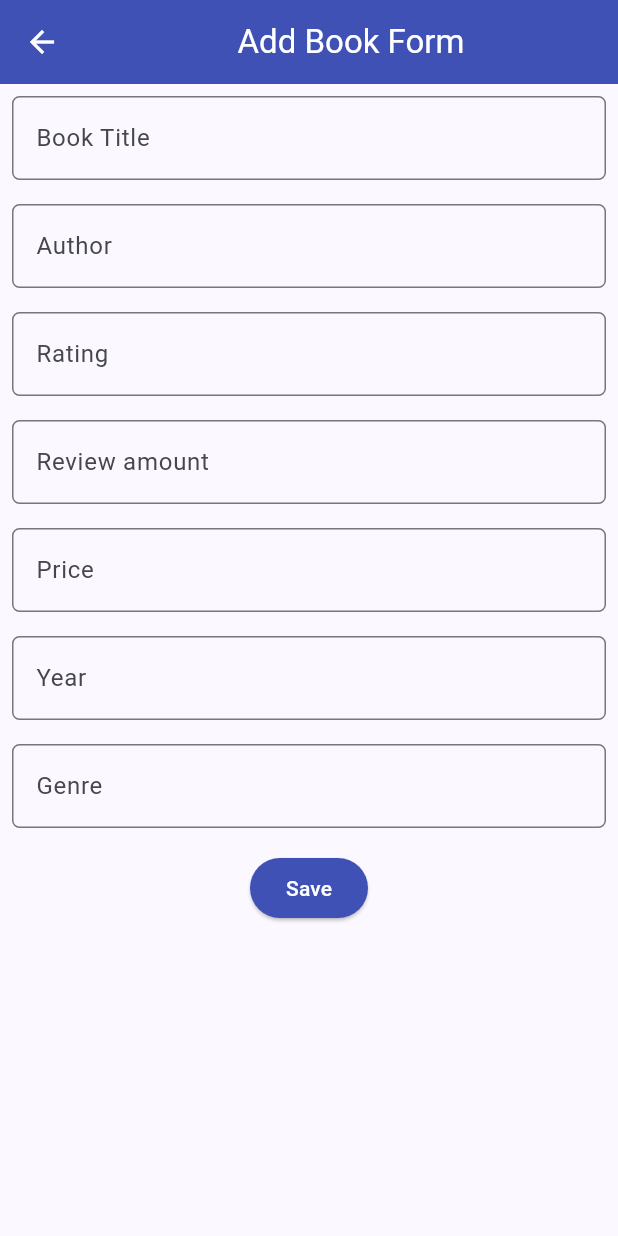
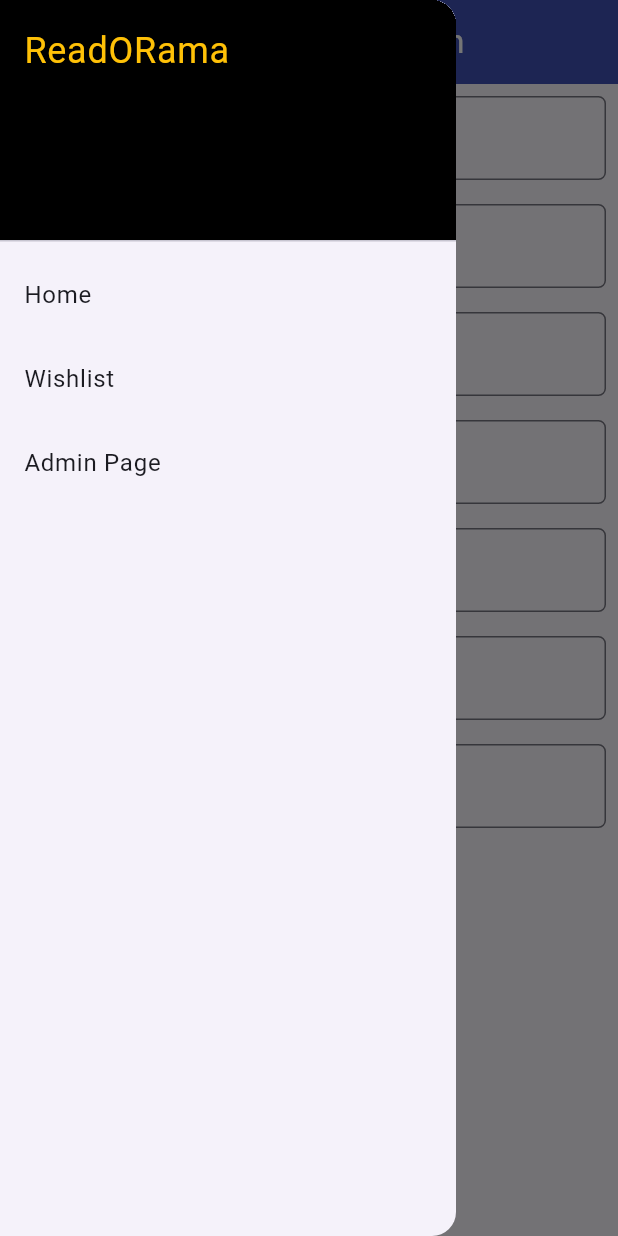
Before and after one commit to fiardiel/readorama-mobile, a Flutter app: the BookFormPage screen opened directly, with the side drawer open (before the commit the screen has no drawer), on a phone screen of 412 x 824 dp. Run offline on Flutter 3.47's test engine with Material 3 defaults, Android fonts, the phone set to English and light mode, and no system bars; missing offline and left inert: pbp_django_auth; network calls fail.

Commit message:
Added admin features and left_drawer

```diff
--- a/lib/screens/admin/add_book.dart
+++ b/lib/screens/admin/add_book.dart
@@ -4,6 +4,7 @@ import 'package:flutter/material.dart';
 import 'package:provider/provider.dart';
 import 'package:pbp_django_auth/pbp_django_auth.dart';
 import 'package:readoramamobile/screens/admin/view_book.dart';
+import 'package:readoramamobile/widgets/leftdrawer_admin.dart';
 // import 'package:rafis_inventory_mobile/screens/menu.dart';
 
 class BookFormPage extends StatefulWidget {
@@ -36,7 +37,7 @@ class _BookFormPageState extends State<BookFormPage> {
         backgroundColor: Colors.indigo,
         foregroundColor: Colors.white,
       ),
-      // drawer: const LeftDrawer(),
+      drawer: LeftDrawerAdmin(),
       body: Form(
         key: _formKey,
         child: SingleChildScrollView(
@@ -244,7 +245,7 @@ class _BookFormPageState extends State<BookFormPage> {
                         ));
                         Navigator.pushReplacement(
                           context,
-                          MaterialPageRoute(builder: (context) => BookPage()),
+                          MaterialPageRoute(builder: (context) => AdminBookPage()),
                         );
                       } else {
                         ScaffoldMessenger.of(context)
--- a/lib/screens/admin/book_detail.dart
+++ b/lib/screens/admin/book_detail.dart
@@ -1,6 +1,7 @@
 import 'package:flutter/material.dart';
 // import 'package:rafis_inventory_mobile/widgets/left_drawer.dart';
 import 'package:readoramamobile/models/books.dart';
+import 'package:readoramamobile/widgets/leftdrawer_admin.dart';
 
 class BookDetailPage extends StatelessWidget {
   final Books book;
@@ -15,7 +16,7 @@ class BookDetailPage extends StatelessWidget {
         backgroundColor: Colors.indigo,
         foregroundColor: Colors.white,
       ),
-      // drawer: const LeftDrawer(),
+      drawer: LeftDrawerAdmin(),
       body: Padding(
         padding: const EdgeInsets.all(16.0),
         child: Column(
--- /dev/null
+++ b/lib/widgets/leftdrawer_admin.dart
@@ -0,0 +1,52 @@
+// drawer_widget.dart
+// ignore_for_file: prefer_const_constructors, use_key_in_widget_constructors
+
+import 'package:flutter/material.dart';
+import 'package:readoramamobile/screens/admin/view_book.dart';
+import 'package:readoramamobile/screens/landinguser/booklist.dart';
+import 'package:readoramamobile/screens/wishlist/wishlist.dart';
+
+class LeftDrawerAdmin extends StatelessWidget {
+  @override
+  Widget build(BuildContext context) {
+    return Drawer(
+      child: ListView(
+        children: [
+          DrawerHeader(
+            decoration: BoxDecoration(
+              color: Colors.black,
+            ),
+            child: Text(
+              'ReadORama',
+              style: TextStyle(
+                color: Colors.amber,
+                fontSize: 24,
+              ),
+            ),
+          ),
+          ListTile(
+            title: Text('Home'),
+            onTap: () {
+              Navigator.pushReplacement(context,
+                  MaterialPageRoute(builder: (context) => const BookPage()));
+            },
+          ),
+          ListTile(
+            title: Text('Wishlist'),
+            onTap: () {
+              Navigator.pushReplacement(context,
+                  MaterialPageRoute(builder: (context) => const Wishlist()));
+            },
+          ),
+          ListTile(
+            title: Text('Admin Page'),
+            onTap: () {
+              Navigator.pushReplacement(context,
+                  MaterialPageRoute(builder: (context) => const AdminBookPage()));
+            },
+          ),
+        ],
+      ),
+    );
+  }
+}
```
Also changed, not shown: lib/screens/admin/view_book.dart (+6 -5 lines).
